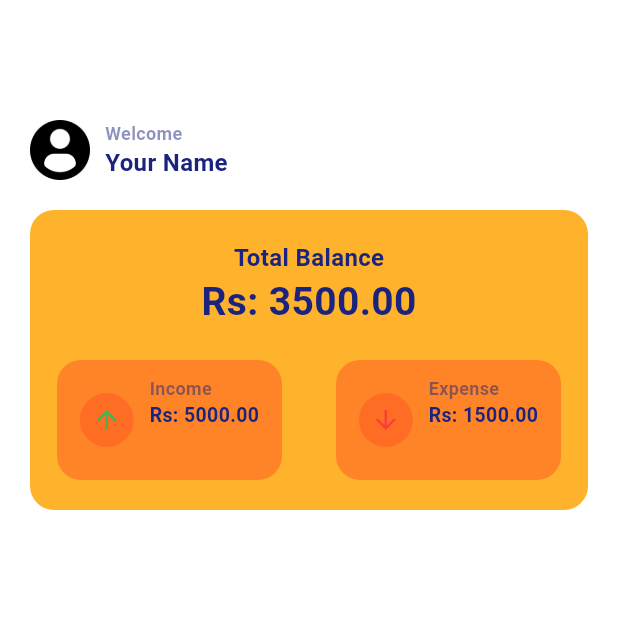
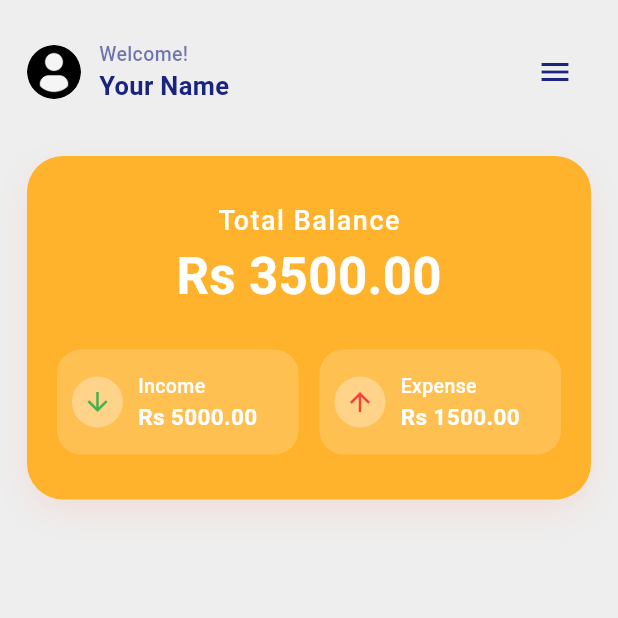
Before and after one commit to chamudithaperera/Flutter-Dart-project-10-Money-Manager-app, a Flutter app: the HomePage screen opened by its route, on a phone screen of 412 x 824 dp, the top half of it. Run offline on Flutter 3.47's test engine with Material 3 defaults, Android fonts, the phone set to English and light mode, and no system bars; our stand-ins replace shared_preferences; accounts and stored records are empty.

Commit message:
Refactor HomePage to use StatelessWidget, enhancing layout with updated UI elements including a new background color, improved profile display, and refined income/expense summary cards for better user experience.

```diff
--- a/money_manager/lib/pages/homePage.dart
+++ b/money_manager/lib/pages/homePage.dart
@@ -1,129 +1,144 @@
 import 'package:flutter/material.dart';
-
 import '../app_colors.dart';
 
-class HomePage extends StatefulWidget {
+class HomePage extends StatelessWidget {
   const HomePage({super.key});
 
   @override
-  State<HomePage> createState() => _HomePageState();
-}
-
-class _HomePageState extends State<HomePage> {
-  @override
   Widget build(BuildContext context) {
     return Scaffold(
-      body: Padding(
-        padding: const EdgeInsets.fromLTRB(20, 0, 20, 0),
+      backgroundColor: AppColors.veryLightGray,
+      body: SafeArea(
+        child: Padding(
+          padding: const EdgeInsets.symmetric(horizontal: 18.0),
           child: Column(
             children: [
-            const SizedBox(height: 80),
+              const SizedBox(height: 24),
+              // Top Row
               Row(
-              //top row
                 children: [
-                Image.asset('assets/profile.png', width: 40, height: 40),
-                const SizedBox(width: 10),
+                  CircleAvatar(
+                    radius: 18,
+                    backgroundColor: AppColors.lightGray,
+                    backgroundImage: AssetImage('assets/profile.png'),
+                  ),
+                  const SizedBox(width: 12),
                   Column(
-                  crossAxisAlignment:
-                      CrossAxisAlignment.start, // Aligns children to the left
+                    crossAxisAlignment: CrossAxisAlignment.start,
                     children: [
                       Text(
-                      'Welcome',
+                        'Welcome!',
                         style: TextStyle(
-                        fontSize: 12,
-                        fontWeight: FontWeight.w600,
-                        color: AppColors.darkBlue.withOpacity(0.5),
+                          fontSize: 13,
+                          fontWeight: FontWeight.w500,
+                          color: AppColors.darkBlue.withOpacity(0.6),
                         ),
                       ),
                       Text(
                         'Your Name',
                         style: TextStyle(
-                        fontSize: 16,
+                          fontSize: 17,
                           fontWeight: FontWeight.bold,
                           color: AppColors.darkBlue,
                         ),
                       ),
                     ],
                   ),
+                  const Spacer(),
+                  IconButton(
+                    icon: Icon(Icons.menu, color: AppColors.darkBlue),
+                    onPressed: () {},
+                  ),
                 ],
               ),
-            const SizedBox(height: 20),
+              const SizedBox(height: 32),
 
+              // Orange Balance Card
               Container(
-              height: 200,
                 width: double.infinity,
                 decoration: BoxDecoration(
                   color: AppColors.secondaryYellow,
-                borderRadius: BorderRadius.circular(
-                  16,
-                ), // You can change 16 to any value you like
+                  borderRadius: BorderRadius.circular(24),
+                  boxShadow: [
+                    BoxShadow(
+                      color: AppColors.primaryOrange.withOpacity(0.10),
+                      blurRadius: 18,
+                      offset: const Offset(0, 8),
+                    ),
+                  ],
+                ),
+                padding: const EdgeInsets.symmetric(
+                  vertical: 30,
+                  horizontal: 20,
                 ),
                 child: Column(
+                  crossAxisAlignment: CrossAxisAlignment.center,
                   children: [
-                  const SizedBox(height: 20),
                     Text(
                       'Total Balance',
                       style: TextStyle(
-                      fontSize: 16,
-                      fontWeight: FontWeight.bold,
-                      color: AppColors.darkBlue,
+                        fontSize: 18,
+                        color: Colors.white,
+                        fontWeight: FontWeight.w500,
+                        letterSpacing: 1,
                       ),
                     ),
                     Text(
-                    'Rs: 3500.00',
+                      'Rs 3500.00',
                       style: TextStyle(
-                      fontSize: 26,
-                      fontWeight: FontWeight.bold,
-                      color: AppColors.darkBlue,
+                        fontSize: 34,
+                        color: Colors.white,
+                        fontWeight: FontWeight.w700,
                       ),
                     ),
-                  const SizedBox(height: 20),
+                    const SizedBox(height: 24),
                     Row(
-                    mainAxisAlignment: MainAxisAlignment.spaceAround,
                       children: [
-                      Container(
-                        width: 150,
-                        height: 80,
+                        // Income
+                        Expanded(
+                          child: Container(
+                            height: 70,
                             decoration: BoxDecoration(
-                          color: AppColors.primaryOrange.withOpacity(0.5),
+                              color: Colors.white.withOpacity(0.18),
                               borderRadius: BorderRadius.circular(16),
                             ),
-                        padding: const EdgeInsets.all(10),
-
+                            padding: const EdgeInsets.symmetric(
+                              horizontal: 10,
+                              vertical: 8,
+                            ),
                             child: Row(
-                          mainAxisAlignment: MainAxisAlignment.spaceAround,
                               children: [
                                 Container(
                                   decoration: BoxDecoration(
-                                color: AppColors.primaryOrange.withOpacity(0.5),
+                                    color: Colors.white.withOpacity(0.32),
                                     shape: BoxShape.circle,
                                   ),
-                              padding: EdgeInsets.all(8),
+                                  padding: const EdgeInsets.all(7),
                                   child: Icon(
-                                Icons.arrow_upward,
+                                    Icons.arrow_downward,
                                     color: Colors.green,
                                     size: 20,
                                   ),
                                 ),
+                                const SizedBox(width: 10),
                                 Column(
-                              crossAxisAlignment:
-                                  CrossAxisAlignment
-                                      .start, // Aligns children to the left
+                                  crossAxisAlignment: CrossAxisAlignment.start,
+                                  mainAxisAlignment: MainAxisAlignment.center,
                                   children: [
                                     Text(
                                       'Income',
                                       style: TextStyle(
-                                    fontSize: 12,
-                                    fontWeight: FontWeight.w600,
-                                    color: AppColors.darkBlue.withOpacity(0.5),
+                                        fontSize: 13,
+                                        fontWeight: FontWeight.w500,
+                                        color: Colors.white,
                                       ),
                                     ),
                                     Text(
-                                  'Rs: 5000.00',
+                                      'Rs 5000.00',
                                       style: TextStyle(
-                                    fontSize: 13,
+                                        fontSize: 15,
                                         fontWeight: FontWeight.bold,
-                                    color: AppColors.darkBlue,
+                                        color: Colors.white,
                                       ),
                                     ),
                                   ],
@@ -131,49 +146,53 @@ class _HomePageState extends State<HomePage> {
                               ],
                             ),
                           ),
-                      Container(
-                        width: 150,
-                        height: 80,
+                        ),
+                        const SizedBox(width: 14),
+                        // Expense
+                        Expanded(
+                          child: Container(
+                            height: 70,
                             decoration: BoxDecoration(
-                          color: AppColors.primaryOrange.withOpacity(0.5),
+                              color: Colors.white.withOpacity(0.18),
                               borderRadius: BorderRadius.circular(16),
                             ),
-                        padding: const EdgeInsets.all(10),
-
+                            padding: const EdgeInsets.symmetric(
+                              horizontal: 10,
+                              vertical: 8,
+                            ),
                             child: Row(
-                          mainAxisAlignment: MainAxisAlignment.spaceAround,
                               children: [
                                 Container(
                                   decoration: BoxDecoration(
-                                color: AppColors.primaryOrange.withOpacity(0.5),
+                                    color: Colors.white.withOpacity(0.32),
                                     shape: BoxShape.circle,
                                   ),
-                              padding: EdgeInsets.all(8),
+                                  padding: const EdgeInsets.all(7),
                                   child: Icon(
-                                Icons.arrow_downward,
+                                    Icons.arrow_upward,
                                     color: Colors.red,
                                     size: 20,
                                   ),
                                 ),
+                                const SizedBox(width: 10),
                                 Column(
-                              crossAxisAlignment:
-                                  CrossAxisAlignment
-                                      .start, // Aligns children to the left
+                                  crossAxisAlignment: CrossAxisAlignment.start,
+                                  mainAxisAlignment: MainAxisAlignment.center,
                                   children: [
                                     Text(
                                       'Expense',
                                       style: TextStyle(
-                                    fontSize: 12,
-                                    fontWeight: FontWeight.w600,
-                                    color: AppColors.darkBlue.withOpacity(0.5),
+                                        fontSize: 13,
+                                        fontWeight: FontWeight.w500,
+                                        color: Colors.white,
                                       ),
                                     ),
                                     Text(
-                                  'Rs: 1500.00',
+                                      'Rs 1500.00',
                                       style: TextStyle(
-                                    fontSize: 13,
+                                        fontSize: 15,
                                         fontWeight: FontWeight.bold,
-                                    color: AppColors.darkBlue,
+                                        color: Colors.white,
                                       ),
                                     ),
                                   ],
@@ -181,12 +200,15 @@ class _HomePageState extends State<HomePage> {
                               ],
                             ),
                           ),
+                        ),
                       ],
                     ),
                   ],
                 ),
               ),
+              // Add more widgets below as needed
             ],
+          ),
         ),
       ),
     );
```
Lines whose indentation alone changed are shown as unchanged.
